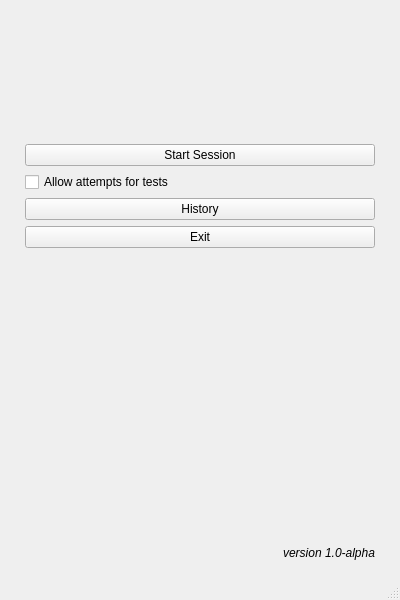
TheEvilRoot/2CourseWork, file mainwindow.ui: the form before one commit.
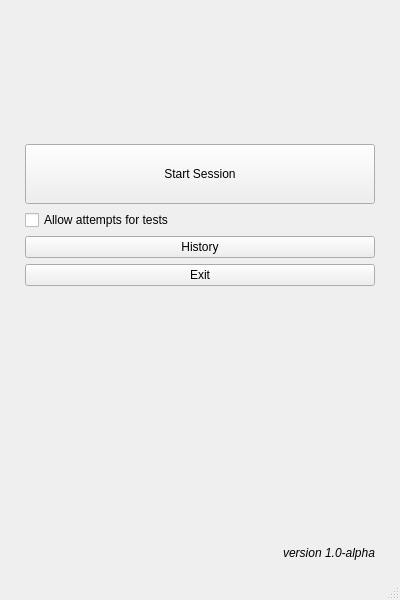
The form after the commit. The open tabs and pages were chosen to show the change. Icons and pictures are not drawn.

```diff
--- a/mainwindow.ui
+++ b/mainwindow.ui
@@ -79,6 +79,24 @@
           </item>
           <item row="1" column="0">
            <widget class="QPushButton" name="startSession">
+            <property name="sizePolicy">
+             <sizepolicy hsizetype="Minimum" vsizetype="Fixed">
+              <horstretch>0</horstretch>
+              <verstretch>60</verstretch>
+             </sizepolicy>
+            </property>
+            <property name="minimumSize">
+             <size>
+              <width>0</width>
+              <height>60</height>
+             </size>
+            </property>
+            <property name="maximumSize">
+             <size>
+              <width>16777215</width>
+              <height>60</height>
+             </size>
+            </property>
             <property name="text">
              <string>Start Session</string>
             </property>
```
Left out of the diff: 2 changed lines with no effect on the pictures.
